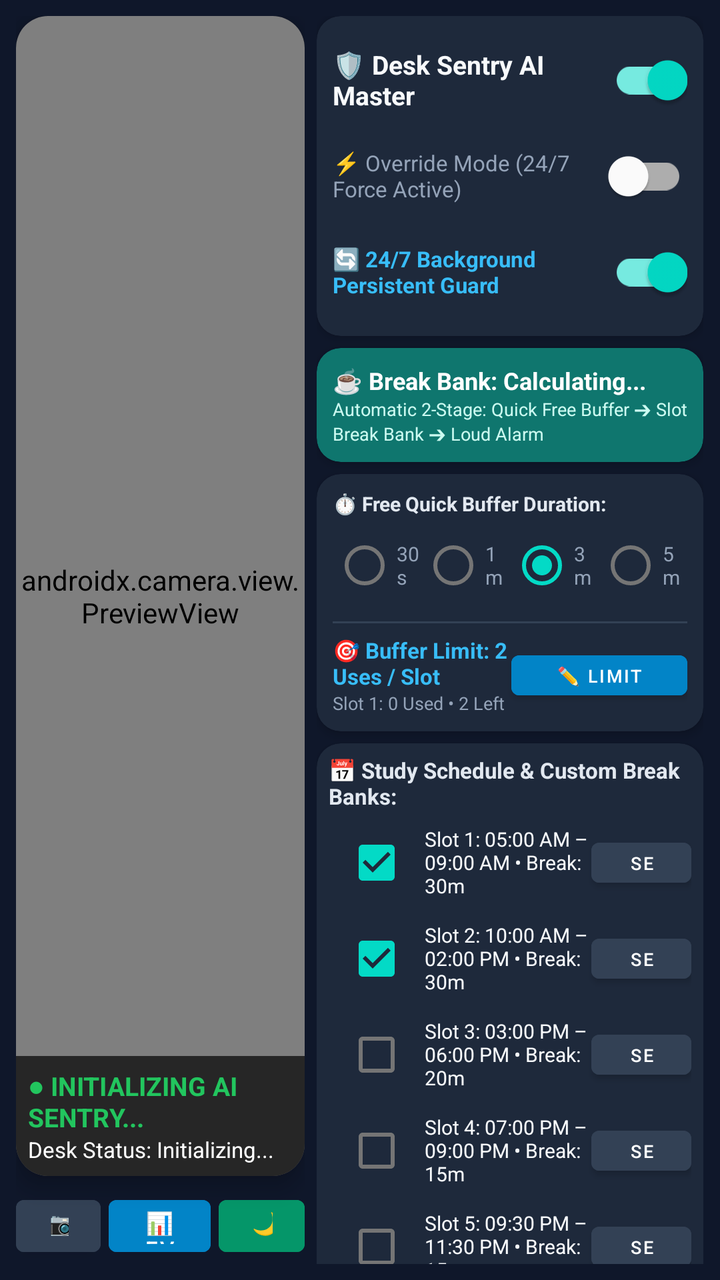
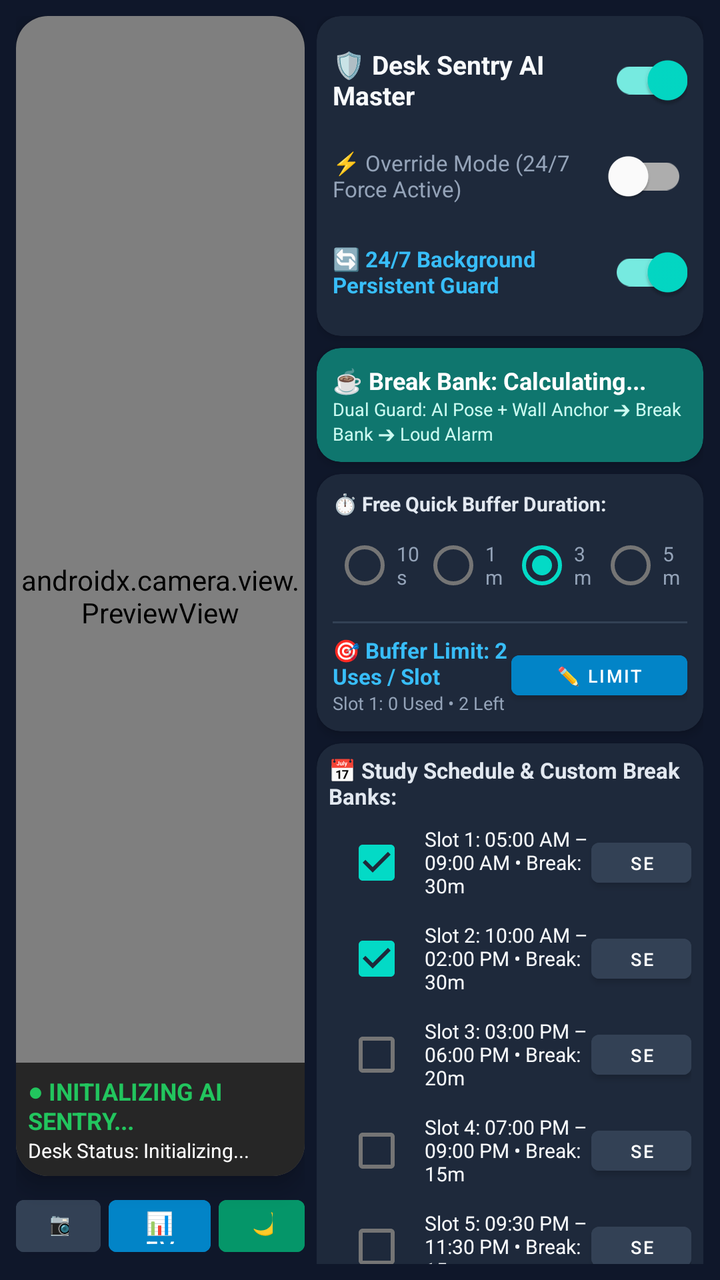

An Android layout rendered at two revisions. The XML below is the earlier revision; the diff shows what the commit changed to produce the second picture.
<!-- AndroidManifest.xml: application theme Theme.DeskSentry -->
<!-- res/layout/activity_main.xml -->
<?xml version="1.0" encoding="utf-8"?>
<FrameLayout xmlns:android="http://schemas.android.com/apk/res/android"
    xmlns:app="http://schemas.android.com/apk/res-auto"
    android:layout_width="match_parent"
    android:layout_height="match_parent"
    android:background="#0F172A"
    android:keepScreenOn="true">

    
    <LinearLayout
        android:id="@+id/dashboardLayout"
        android:layout_width="match_parent"
        android:layout_height="match_parent"
        android:orientation="horizontal"
        android:padding="8dp">

        
        <LinearLayout
            android:layout_width="0dp"
            android:layout_height="match_parent"
            android:layout_weight="1.05"
            android:orientation="vertical"
            android:paddingEnd="6dp">

            <androidx.cardview.widget.CardView
                android:layout_width="match_parent"
                android:layout_height="0dp"
                android:layout_weight="1"
                app:cardCornerRadius="16dp"
                app:cardElevation="6dp"
                app:cardBackgroundColor="#000000">

                <FrameLayout
                    android:layout_width="match_parent"
                    android:layout_height="match_parent">

                    <androidx.camera.view.PreviewView
                        android:id="@+id/previewView"
                        android:layout_width="match_parent"
                        android:layout_height="match_parent" />

                    <LinearLayout
                        android:layout_width="match_parent"
                        android:layout_height="wrap_content"
                        android:layout_gravity="bottom"
                        android:background="#B3000000"
                        android:orientation="vertical"
                        android:padding="6dp">

                        <TextView
                            android:id="@+id/tvLiveStatus"
                            android:layout_width="wrap_content"
                            android:layout_height="wrap_content"
                            android:text="● INITIALIZING AI SENTRY..."
                            android:textColor="#22C55E"
                            android:textSize="13sp"
                            android:textStyle="bold" />

                        <TextView
                            android:id="@+id/tvCountdown"
                            android:layout_width="wrap_content"
                            android:layout_height="wrap_content"
                            android:text="Desk Status: Initializing..."
                            android:textColor="#FFFFFF"
                            android:textSize="11sp" />
                    </LinearLayout>
                </FrameLayout>
            </androidx.cardview.widget.CardView>

            
            <LinearLayout
                android:layout_width="match_parent"
                android:layout_height="wrap_content"
                android:orientation="horizontal"
                android:paddingTop="6dp">

                <Button
                    android:id="@+id/btnFlipCamera"
                    android:layout_width="0dp"
                    android:layout_height="38dp"
                    android:layout_weight="1"
                    android:layout_marginEnd="4dp"
                    android:backgroundTint="#334155"
                    android:text="📷 Rear"
                    android:textColor="#FFFFFF"
                    android:textSize="11sp" />

                <Button
                    android:id="@+id/btnOpenEvents"
                    android:layout_width="0dp"
                    android:layout_height="38dp"
                    android:layout_weight="1.2"
                    android:layout_marginEnd="4dp"
                    android:backgroundTint="#0284C7"
                    android:text="📊 Events Log"
                    android:textColor="#FFFFFF"
                    android:textSize="11sp" />

                <Button
                    android:id="@+id/btnEnterStealth"
                    android:layout_width="0dp"
                    android:layout_height="38dp"
                    android:layout_weight="1"
                    android:backgroundTint="#059669"
                    android:text="🌙 Stealth"
                    android:textColor="#FFFFFF"
                    android:textSize="11sp" />
            </LinearLayout>
        </LinearLayout>

        
        <ScrollView
            android:layout_width="0dp"
            android:layout_height="match_parent"
            android:layout_weight="1.35"
            android:fillViewport="true"
            android:scrollbars="none">

            <LinearLayout
                android:layout_width="match_parent"
                android:layout_height="wrap_content"
                android:orientation="vertical">

                
                <androidx.cardview.widget.CardView
                    android:layout_width="match_parent"
                    android:layout_height="wrap_content"
                    app:cardCornerRadius="12dp"
                    app:cardElevation="3dp"
                    app:cardBackgroundColor="#1E293B"
                    android:layout_marginBottom="6dp">

                    <LinearLayout
                        android:layout_width="match_parent"
                        android:layout_height="wrap_content"
                        android:orientation="vertical"
                        android:padding="8dp">

                        <LinearLayout
                            android:layout_width="match_parent"
                            android:layout_height="wrap_content"
                            android:orientation="horizontal"
                            android:gravity="center_vertical">

                            <TextView
                                android:layout_width="0dp"
                                android:layout_height="wrap_content"
                                android:layout_weight="1"
                                android:text="🛡️ Desk Sentry AI Master"
                                android:textColor="#F8FAFC"
                                android:textSize="13sp"
                                android:textStyle="bold" />

                            <com.google.android.material.switchmaterial.SwitchMaterial
                                android:id="@+id/switchMasterSentry"
                                android:layout_width="wrap_content"
                                android:layout_height="wrap_content"
                                android:checked="true" />
                        </LinearLayout>

                        <LinearLayout
                            android:layout_width="match_parent"
                            android:layout_height="wrap_content"
                            android:orientation="horizontal"
                            android:gravity="center_vertical">

                            <TextView
                                android:layout_width="0dp"
                                android:layout_height="wrap_content"
                                android:layout_weight="1"
                                android:text="⚡ Override Mode (24/7 Force Active)"
                                android:textColor="#94A3B8"
                                android:textSize="11sp" />

                            <com.google.android.material.switchmaterial.SwitchMaterial
                                android:id="@+id/switchAlwaysActive"
                                android:layout_width="wrap_content"
                                android:layout_height="wrap_content"
                                android:checked="false" />
                        </LinearLayout>

                        <LinearLayout
                            android:layout_width="match_parent"
                            android:layout_height="wrap_content"
                            android:orientation="horizontal"
                            android:gravity="center_vertical">

                            <TextView
                                android:layout_width="0dp"
                                android:layout_height="wrap_content"
                                android:layout_weight="1"
                                android:text="🔄 24/7 Background Persistent Guard"
                                android:textColor="#38BDF8"
                                android:textSize="11sp"
                                android:textStyle="bold" />

                            <com.google.android.material.switchmaterial.SwitchMaterial
                                android:id="@+id/switchBgGuard"
                                android:layout_width="wrap_content"
                                android:layout_height="wrap_content"
                                android:checked="true" />
                        </LinearLayout>
                    </LinearLayout>
                </androidx.cardview.widget.CardView>

                
                <androidx.cardview.widget.CardView
                    android:layout_width="match_parent"
                    android:layout_height="wrap_content"
                    app:cardCornerRadius="12dp"
                    app:cardElevation="3dp"
                    app:cardBackgroundColor="#0F766E"
                    android:layout_marginBottom="6dp">

                    <LinearLayout
                        android:layout_width="match_parent"
                        android:layout_height="wrap_content"
                        android:orientation="vertical"
                        android:padding="8dp">

                        <TextView
                            android:id="@+id/tvBreakBankHeader"
                            android:layout_width="wrap_content"
                            android:layout_height="wrap_content"
                            android:text="☕ Break Bank: Calculating..."
                            android:textColor="#FFFFFF"
                            android:textSize="12sp"
                            android:textStyle="bold" />

                        <TextView
                            android:layout_width="wrap_content"
                            android:layout_height="wrap_content"
                            android:text="Automatic 2-Stage: Quick Free Buffer ➔ Slot Break Bank ➔ Loud Alarm"
                            android:textColor="#CCFBF1"
                            android:textSize="9sp" />
                    </LinearLayout>
                </androidx.cardview.widget.CardView>

                
                <androidx.cardview.widget.CardView
                    android:layout_width="match_parent"
                    android:layout_height="wrap_content"
                    app:cardCornerRadius="12dp"
                    app:cardElevation="3dp"
                    app:cardBackgroundColor="#1E293B"
                    android:layout_marginBottom="6dp">

                    <LinearLayout
                        android:layout_width="match_parent"
                        android:layout_height="wrap_content"
                        android:orientation="vertical"
                        android:padding="8dp">

                        <TextView
                            android:layout_width="wrap_content"
                            android:layout_height="wrap_content"
                            android:text="⏱️ Free Quick Buffer Duration:"
                            android:textColor="#E2E8F0"
                            android:textSize="10sp"
                            android:textStyle="bold" />

                        <RadioGroup
                            android:id="@+id/rgGracePeriod"
                            android:layout_width="match_parent"
                            android:layout_height="wrap_content"
                            android:orientation="horizontal">

                            <RadioButton
                                android:id="@+id/rb30s"
                                android:layout_width="0dp"
                                android:layout_height="wrap_content"
                                android:layout_weight="1"
                                android:text="30s"
                                android:textColor="#94A3B8"
                                android:textSize="10sp" />

                            <RadioButton
                                android:id="@+id/rb1m"
                                android:layout_width="0dp"
                                android:layout_height="wrap_content"
                                android:layout_weight="1"
                                android:text="1m"
                                android:textColor="#94A3B8"
                                android:textSize="10sp" />

                            <RadioButton
                                android:id="@+id/rb3m"
                                android:layout_width="0dp"
                                android:layout_height="wrap_content"
                                android:layout_weight="1"
                                android:checked="true"
                                android:text="3m"
                                android:textColor="#94A3B8"
                                android:textSize="10sp" />

                            <RadioButton
                                android:id="@+id/rb5m"
                                android:layout_width="0dp"
                                android:layout_height="wrap_content"
                                android:layout_weight="1"
                                android:text="5m"
                                android:textColor="#94A3B8"
                                android:textSize="10sp" />
                        </RadioGroup>

                        
                        <View
                            android:layout_width="match_parent"
                            android:layout_height="1dp"
                            android:background="#334155"
                            android:layout_marginTop="4dp"
                            android:layout_marginBottom="6dp" />

                        <LinearLayout
                            android:layout_width="match_parent"
                            android:layout_height="wrap_content"
                            android:orientation="horizontal"
                            android:gravity="center_vertical">

                            <LinearLayout
                                android:layout_width="0dp"
                                android:layout_height="wrap_content"
                                android:layout_weight="1"
                                android:orientation="vertical">

                                <TextView
                                    android:id="@+id/tvBufferLimitTitle"
                                    android:layout_width="wrap_content"
                                    android:layout_height="wrap_content"
                                    android:text="🎯 Buffer Limit: 2 Uses / Slot"
                                    android:textColor="#38BDF8"
                                    android:textSize="11sp"
                                    android:textStyle="bold" />

                                <TextView
                                    android:id="@+id/tvBufferRemainingLive"
                                    android:layout_width="wrap_content"
                                    android:layout_height="wrap_content"
                                    android:text="Slot 1: 0 Used • 2 Left"
                                    android:textColor="#94A3B8"
                                    android:textSize="9sp" />
                            </LinearLayout>

                            <Button
                                android:id="@+id/btnSetBufferLimit"
                                android:layout_width="wrap_content"
                                android:layout_height="32dp"
                                android:text="✏️ Limit"
                                android:textSize="9sp"
                                android:textColor="#FFFFFF"
                                android:backgroundTint="#0284C7" />
                        </LinearLayout>
                    </LinearLayout>
                </androidx.cardview.widget.CardView>

                
                <androidx.cardview.widget.CardView
                    android:layout_width="match_parent"
                    android:layout_height="wrap_content"
                    app:cardCornerRadius="12dp"
                    app:cardElevation="3dp"
                    app:cardBackgroundColor="#1E293B"
                    android:layout_marginBottom="6dp">

                    <LinearLayout
                        android:layout_width="match_parent"
                        android:layout_height="wrap_content"
                        android:orientation="vertical"
                        android:padding="6dp">

                        <TextView
                            android:layout_width="wrap_content"
                            android:layout_height="wrap_content"
                            android:text="📅 Study Schedule &amp; Custom Break Banks:"
                            android:textColor="#E2E8F0"
                            android:textSize="11sp"
                            android:textStyle="bold"
                            android:paddingBottom="2dp" />

                        
                        <LinearLayout
                            android:layout_width="match_parent"
                            android:layout_height="wrap_content"
                            android:orientation="horizontal"
                            android:gravity="center_vertical">
                            <CheckBox android:id="@+id/cbSlot1" android:layout_width="wrap_content" android:layout_height="wrap_content" android:checked="true" />
                            <TextView android:id="@+id/tvSlot1" android:layout_width="0dp" android:layout_height="wrap_content" android:layout_weight="1" android:text="Slot 1: 05:00 AM – 09:00 AM • Break: 30m" android:textColor="#F8FAFC" android:textSize="10sp" />
                            <Button android:id="@+id/btnSetSlot1" android:layout_width="50dp" android:layout_height="32dp" android:text="Set" android:textSize="9sp" android:backgroundTint="#334155" />
                        </LinearLayout>

                        
                        <LinearLayout
                            android:layout_width="match_parent"
                            android:layout_height="wrap_content"
                            android:orientation="horizontal"
                            android:gravity="center_vertical">
                            <CheckBox android:id="@+id/cbSlot2" android:layout_width="wrap_content" android:layout_height="wrap_content" android:checked="true" />
                            <TextView android:id="@+id/tvSlot2" android:layout_width="0dp" android:layout_height="wrap_content" android:layout_weight="1" android:text="Slot 2: 10:00 AM – 02:00 PM • Break: 30m" android:textColor="#F8FAFC" android:textSize="10sp" />
                            <Button android:id="@+id/btnSetSlot2" android:layout_width="50dp" android:layout_height="32dp" android:text="Set" android:textSize="9sp" android:backgroundTint="#334155" />
                        </LinearLayout>

                        
                        <LinearLayout
                            android:layout_width="match_parent"
                            android:layout_height="wrap_content"
                            android:orientation="horizontal"
                            android:gravity="center_vertical">
                            <CheckBox android:id="@+id/cbSlot3" android:layout_width="wrap_content" android:layout_height="wrap_content" />
                            <TextView android:id="@+id/tvSlot3" android:layout_width="0dp" android:layout_height="wrap_content" android:layout_weight="1" android:text="Slot 3: 03:00 PM – 06:00 PM • Break: 20m" android:textColor="#F8FAFC" android:textSize="10sp" />
                            <Button android:id="@+id/btnSetSlot3" android:layout_width="50dp" android:layout_height="32dp" android:text="Set" android:textSize="9sp" android:backgroundTint="#334155" />
                        </LinearLayout>

                        
                        <LinearLayout
                            android:layout_width="match_parent"
                            android:layout_height="wrap_content"
                            android:orientation="horizontal"
                            android:gravity="center_vertical">
                            <CheckBox android:id="@+id/cbSlot4" android:layout_width="wrap_content" android:layout_height="wrap_content" />
                            <TextView android:id="@+id/tvSlot4" android:layout_width="0dp" android:layout_height="wrap_content" android:layout_weight="1" android:text="Slot 4: 07:00 PM – 09:00 PM • Break: 15m" android:textColor="#F8FAFC" android:textSize="10sp" />
                            <Button android:id="@+id/btnSetSlot4" android:layout_width="50dp" android:layout_height="32dp" android:text="Set" android:textSize="9sp" android:backgroundTint="#334155" />
                        </LinearLayout>

                        
                        <LinearLayout
                            android:layout_width="match_parent"
                            android:layout_height="wrap_content"
                            android:orientation="horizontal"
                            android:gravity="center_vertical">
                            <CheckBox android:id="@+id/cbSlot5" android:layout_width="wrap_content" android:layout_height="wrap_content" />
                            <TextView android:id="@+id/tvSlot5" android:layout_width="0dp" android:layout_height="wrap_content" android:layout_weight="1" android:text="Slot 5: 09:30 PM – 11:30 PM • Break: 15m" android:textColor="#F8FAFC" android:textSize="10sp" />
                            <Button android:id="@+id/btnSetSlot5" android:layout_width="50dp" android:layout_height="32dp" android:text="Set" android:textSize="9sp" android:backgroundTint="#334155" />
                        </LinearLayout>
                    </LinearLayout>
                </androidx.cardview.widget.CardView>

                
                <androidx.cardview.widget.CardView
                    android:layout_width="match_parent"
                    android:layout_height="wrap_content"
                    app:cardCornerRadius="12dp"
                    app:cardElevation="3dp"
                    app:cardBackgroundColor="#1E293B"
                    android:layout_marginBottom="8dp">

                    <LinearLayout
                        android:layout_width="match_parent"
                        android:layout_height="wrap_content"
                        android:orientation="vertical"
                        android:padding="8dp">

                        <LinearLayout
                            android:layout_width="match_parent"
                            android:layout_height="wrap_content"
                            android:orientation="horizontal"
                            android:gravity="center_vertical">

                            <TextView
                                android:id="@+id/tvAdminStatus"
                                android:layout_width="0dp"
                                android:layout_height="wrap_content"
                                android:layout_weight="1"
                                android:text="Anti-Uninstall: Checking..."
                                android:textColor="#EF4444"
                                android:textSize="10sp"
                                android:textStyle="bold" />

                            <Button
                                android:id="@+id/btnActivateAdmin"
                                android:layout_width="wrap_content"
                                android:layout_height="32dp"
                                android:text="Enable Admin"
                                android:textSize="9sp"
                                android:backgroundTint="#DC2626" />
                        </LinearLayout>

                        <LinearLayout
                            android:layout_width="match_parent"
                            android:layout_height="wrap_content"
                            android:orientation="horizontal"
                            android:paddingTop="6dp">

                            <Button
                                android:id="@+id/btnChangePin"
                                android:layout_width="0dp"
                                android:layout_height="34dp"
                                android:layout_weight="1"
                                android:layout_marginEnd="4dp"
                                android:text="🔑 PIN"
                                android:textSize="10sp"
                                android:backgroundTint="#475569" />

                            <Button
                                android:id="@+id/btnChangeAlarmTone"
                                android:layout_width="0dp"
                                android:layout_height="34dp"
                                android:layout_weight="1.3"
                                android:layout_marginEnd="4dp"
                                android:text="🔔 Tone"
                                android:textSize="10sp"
                                android:backgroundTint="#D97706" />

                            <Button
                                android:id="@+id/btnTestAlarm"
                                android:layout_width="0dp"
                                android:layout_height="34dp"
                                android:layout_weight="1.2"
                                android:text="🚨 Test"
                                android:textSize="10sp"
                                android:backgroundTint="#B91C1C" />
                        </LinearLayout>
                    </LinearLayout>
                </androidx.cardview.widget.CardView>

            </LinearLayout>
        </ScrollView>
    </LinearLayout>

    
    <LinearLayout
        android:id="@+id/stealthOverlay"
        android:layout_width="match_parent"
        android:layout_height="match_parent"
        android:background="#000000"
        android:clickable="true"
        android:focusable="true"
        android:gravity="center"
        android:orientation="vertical"
        android:visibility="gone">

        <TextView
            android:layout_width="wrap_content"
            android:layout_height="wrap_content"
            android:text="Desk Sentry Active (OLED Guard)"
            android:textColor="#1E293B"
            android:textSize="13sp" />

        <TextView
            android:layout_width="wrap_content"
            android:layout_height="wrap_content"
            android:paddingTop="8dp"
            android:text="[ Double Tap Anywhere to Wake Dashboard ]"
            android:textColor="#0F172A"
            android:textSize="11sp" />
    </LinearLayout>

</FrameLayout>
<!-- resources referenced by this layout -->
<resources>
  <style name="Theme.DeskSentry" parent="Theme.MaterialComponents.DayNight.NoActionBar">
          <item name="android:statusBarColor">@color/bg_dark</item>
          <item name="android:navigationBarColor">@color/bg_dark</item>
          <item name="android:windowBackground">@color/bg_dark</item>
      </style>
  <color name="bg_dark">#0F172A</color>
</resources>

<!-- the commit's change to res/layout/activity_main.xml (unified diff, before → after) -->
@@ -53,7 +53,7 @@
                             android:layout_height="wrap_content"
                             android:text="● INITIALIZING AI SENTRY..."
                             android:textColor="#22C55E"
-                            android:textSize="13sp"
+                            android:textSize="12sp"
                             android:textStyle="bold" />
 
                         <TextView
@@ -62,7 +62,7 @@
                             android:layout_height="wrap_content"
                             android:text="Desk Status: Initializing..."
                             android:textColor="#FFFFFF"
-                            android:textSize="11sp" />
+                            android:textSize="10sp" />
                     </LinearLayout>
                 </FrameLayout>
             </androidx.cardview.widget.CardView>
@@ -230,7 +230,7 @@
                         <TextView
                             android:layout_width="wrap_content"
                             android:layout_height="wrap_content"
-                            android:text="Automatic 2-Stage: Quick Free Buffer ➔ Slot Break Bank ➔ Loud Alarm"
+                            android:text="Dual Guard: AI Pose + Wall Anchor ➔ Break Bank ➔ Loud Alarm"
                             android:textColor="#CCFBF1"
                             android:textSize="9sp" />
                     </LinearLayout>
@@ -266,11 +266,11 @@
                             android:orientation="horizontal">
 
                             <RadioButton
-                                android:id="@+id/rb30s"
-                                android:layout_width="0dp"
-                                android:layout_height="wrap_content"
-                                android:layout_weight="1"
-                                android:text="30s"
+                                android:id="@+id/rb10s"
+                                android:layout_width="0dp"
+                                android:layout_height="wrap_content"
+                                android:layout_weight="1"
+                                android:text="10s"
                                 android:textColor="#94A3B8"
                                 android:textSize="10sp" />
 
